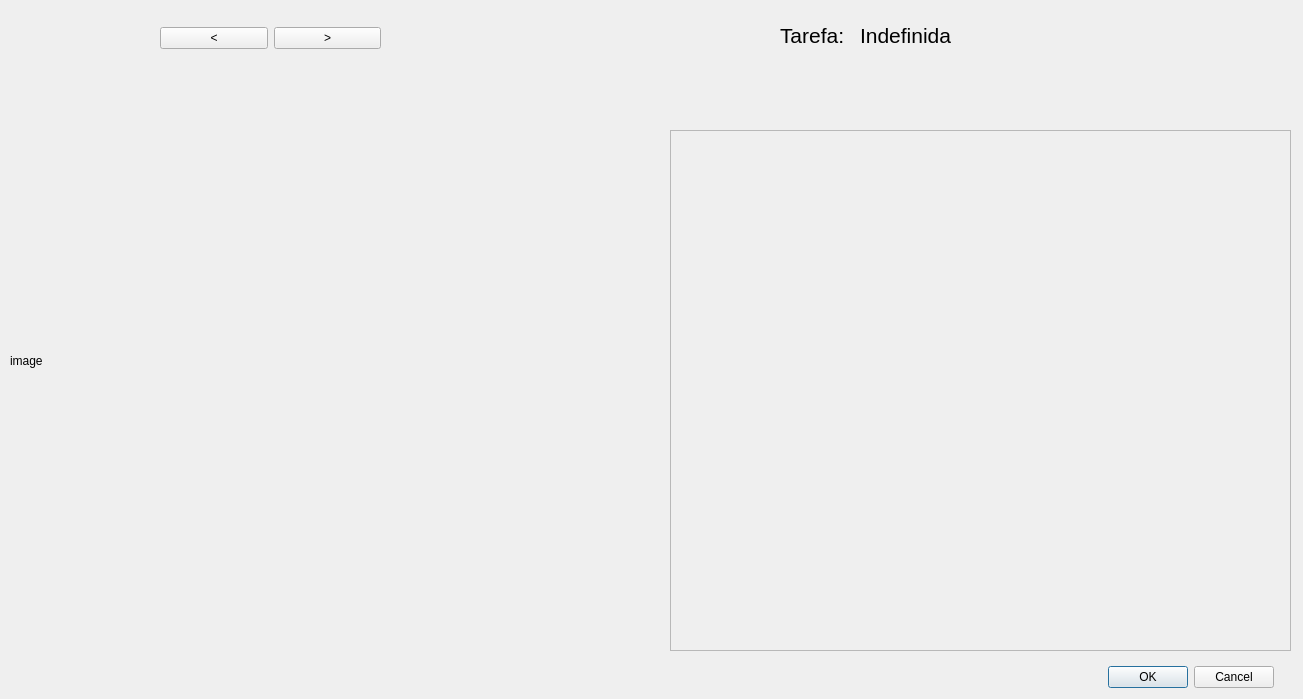
Qt form anatomy/playwindow.ui (caiovosilva/anatomy) before a commit.
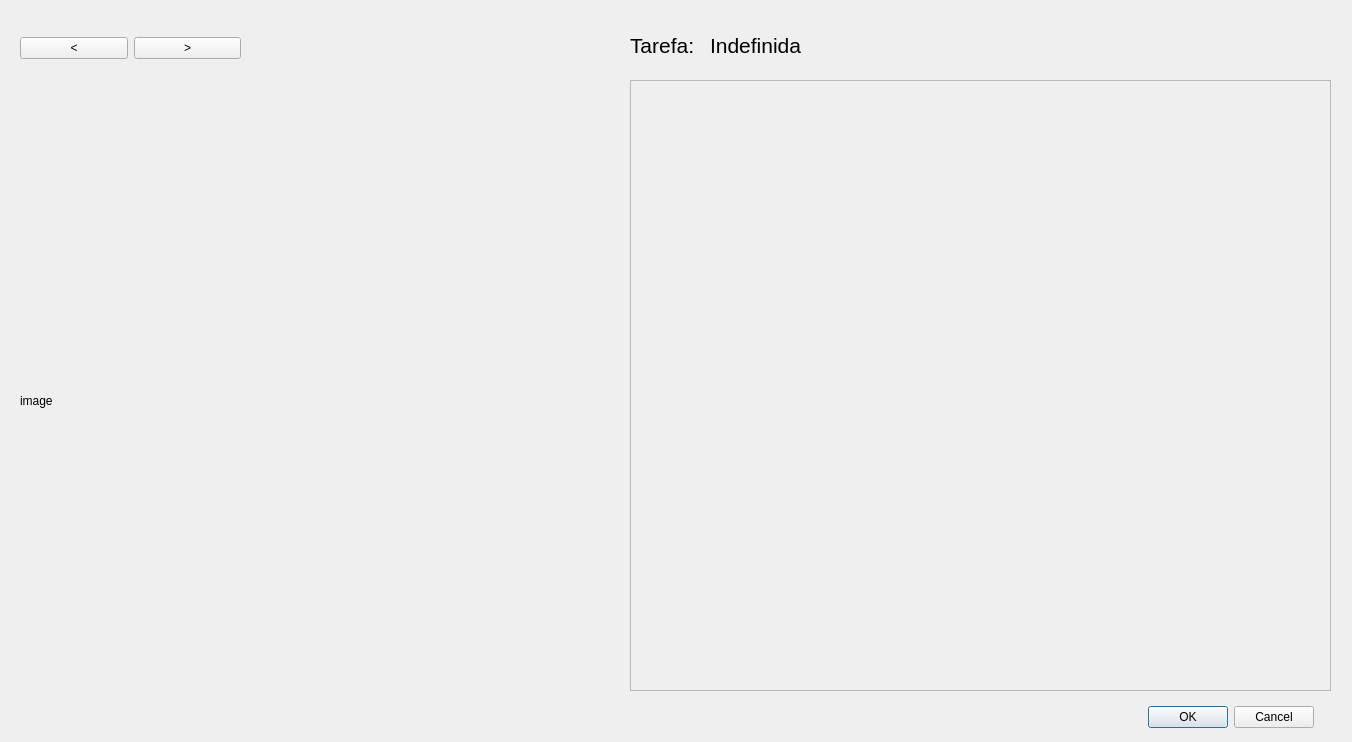
The same form after that commit.

```diff
--- a/anatomy/playwindow.ui
+++ b/anatomy/playwindow.ui
@@ -6,8 +6,8 @@
    <rect>
     <x>0</x>
     <y>0</y>
-    <width>1303</width>
-    <height>699</height>
+    <width>1352</width>
+    <height>742</height>
    </rect>
   </property>
   <property name="windowTitle">
@@ -16,10 +16,10 @@
   <widget class="QWidget" name="horizontalLayoutWidget">
    <property name="geometry">
     <rect>
-     <x>10</x>
-     <y>70</y>
-     <width>551</width>
-     <height>581</height>
+     <x>20</x>
+     <y>80</y>
+     <width>581</width>
+     <height>641</height>
     </rect>
    </property>
    <layout class="QHBoxLayout" name="horizontalLayout">
@@ -35,8 +35,8 @@
   <widget class="QWidget" name="layoutWidget">
    <property name="geometry">
     <rect>
-     <x>160</x>
-     <y>20</y>
+     <x>20</x>
+     <y>30</y>
      <width>221</width>
      <height>36</height>
     </rect>
@@ -61,10 +61,10 @@
   <widget class="QScrollArea" name="questionsScrollArea">
    <property name="geometry">
     <rect>
-     <x>670</x>
-     <y>130</y>
-     <width>621</width>
-     <height>521</height>
+     <x>630</x>
+     <y>80</y>
+     <width>701</width>
+     <height>611</height>
     </rect>
    </property>
    <property name="widgetResizable">
@@ -75,8 +75,8 @@
      <rect>
       <x>0</x>
       <y>0</y>
-      <width>619</width>
-      <height>519</height>
+      <width>699</width>
+      <height>609</height>
      </rect>
     </property>
    </widget>
@@ -84,8 +84,8 @@
   <widget class="QDialogButtonBox" name="buttonBox">
    <property name="geometry">
     <rect>
-     <x>1100</x>
-     <y>660</y>
+     <x>1140</x>
+     <y>700</y>
      <width>174</width>
      <height>34</height>
     </rect>
@@ -97,8 +97,8 @@
   <widget class="QLabel" name="label">
    <property name="geometry">
     <rect>
-     <x>780</x>
-     <y>20</y>
+     <x>630</x>
+     <y>30</y>
      <width>71</width>
      <height>31</height>
     </rect>
@@ -115,9 +115,9 @@
   <widget class="QLabel" name="assignmentLabel">
    <property name="geometry">
     <rect>
-     <x>860</x>
-     <y>20</y>
-     <width>431</width>
+     <x>710</x>
+     <y>30</y>
+     <width>571</width>
      <height>31</height>
     </rect>
    </property>
```
